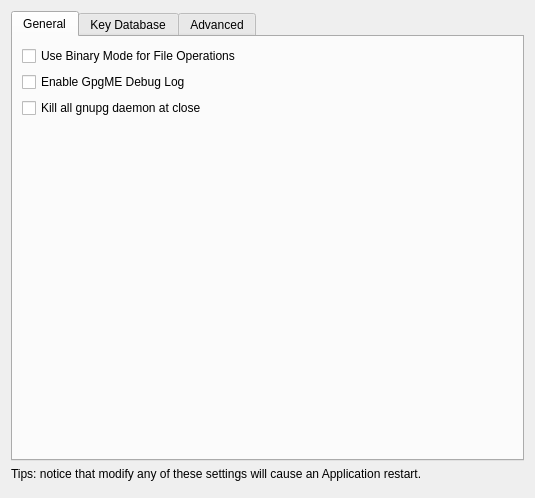
This is ui/GnuPGControllerDialog.ui in saturneric/GpgFrontend as Qt 5 draws it before an edit. The edited form follows.
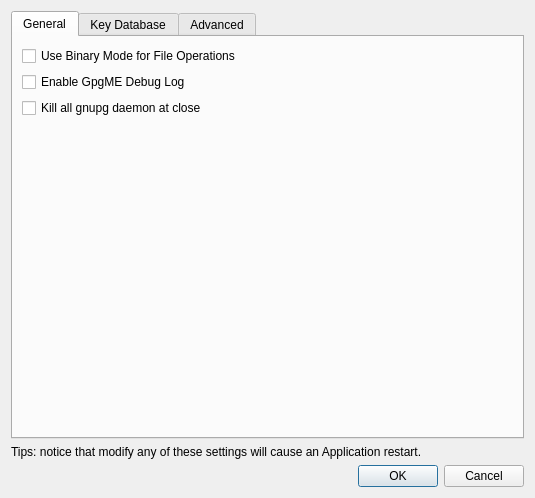
This is the edited form.

Commit message:
fix(ui): improve key DB table context menu
* Enables single-row selection and row-based selection to avoid
  ambiguous multi-cell states
* Shows the context menu only when right-clicking a valid row and
  auto-selects that row before opening the menu
* Prevents creating the add-dialog when the maximum key-database limit
  is already reached
* Adds standard OK/Cancel buttons to the dialog layout

```diff
--- a/ui/GnuPGControllerDialog.ui
+++ b/ui/GnuPGControllerDialog.ui
@@ -186,15 +186,18 @@
        </property>
       </widget>
      </item>
-     <item>
-      <widget class="QDialogButtonBox" name="buttonBox">
-       <property name="standardButtons">
-        <set>QDialogButtonBox::NoButton</set>
-       </property>
-      </widget>
-     </item>
     </layout>
    </item>
+   <item row="2" column="0">
+    <widget class="QDialogButtonBox" name="buttonBox">
+     <property name="orientation">
+      <enum>Qt::Horizontal</enum>
+     </property>
+     <property name="standardButtons">
+      <set>QDialogButtonBox::Cancel|QDialogButtonBox::Ok</set>
+     </property>
+    </widget>
+   </item>
   </layout>
   <action name="actionRemove_Selected_Key_Database">
    <property name="text">
```
Left out of the diff: 35 changed lines with no effect on the pictures. The commit also changes 2 other files.
